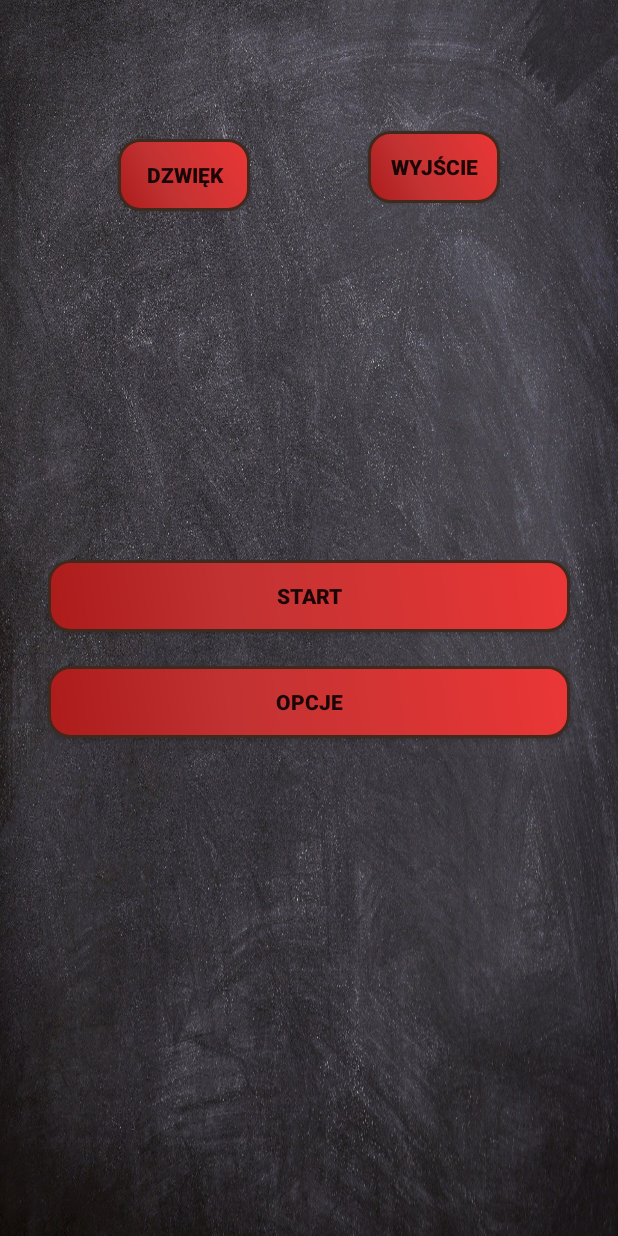
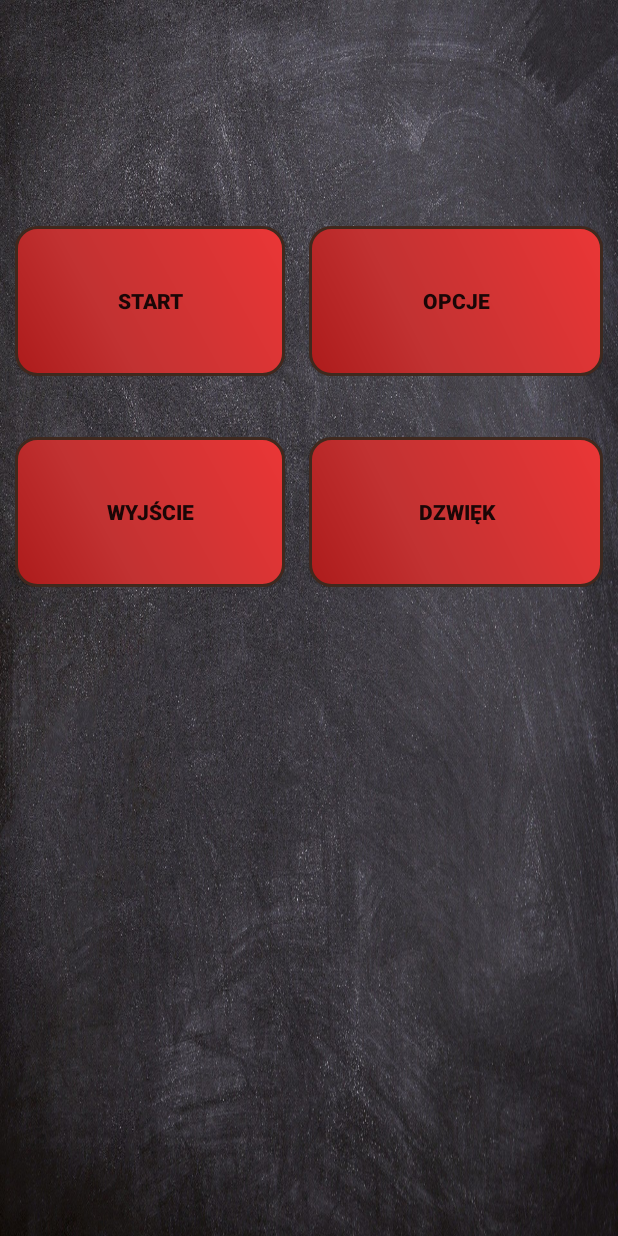
Before and after one commit to mapokr/Math-ENG, an Android app: the MainActivity screen opened directly, with no data from a screen before it, on a phone screen of 412 x 824 dp. Run offline under Robolectric (Android 15) with nearby library versions, the phone set to English and light mode, and no system bars.

Commit message:
change interface and fixed some bug

```diff
--- a/app/src/main/AndroidManifest.xml
+++ b/app/src/main/AndroidManifest.xml
@@ -11,7 +11,6 @@
         android:theme="@style/AppTheme">
         <activity android:name=".equations"></activity>
         <activity android:name=".verbs" />
-        <activity android:name=".trangle" />
         <activity android:name=".cube" />
         <activity android:name=".trapeze" />
         <activity android:name=".rectangle" />
--- a/app/src/main/java/com/example/mathenggame/zadania_matematyka.java
+++ b/app/src/main/java/com/example/mathenggame/zadania_matematyka.java
@@ -187,11 +187,11 @@ public class zadania_matematyka extends SQLiteOpenHelper {
         }
 
         //e_hard
-        String[] pem = {"dolewać oliwy do ognia","ciągle, w kółko","sztuka dla sztuki","zdrów jak ryba","na pierwszy rzut oka","wypadki chodzą po ludziach ","wszystko dobre, co się dobrze kończy" /*do poprawienia*/,"innym razem","w rezultacie","przyznać się do porażki "};
-        String[] oem1 = {"add fuel to the flames","again and again","art for art is sake","where are you dressing?","today is Tuesday","I hid","all is well that ends well","I created a tournament","as a result","how can I do that?"};
+        String[] pem = {"dolewać oliwy do ognia","ciągle, w kółko","sztuka dla sztuki","zdrów jak ryba","na pierwszy rzut oka","wypadki chodzą po ludziach ","Czas leczy rany" ,"innym razem","w rezultacie","przyznać się do porażki "};
+        String[] oem1 = {"add fuel to the flames","again and again","art for art is sake","where are you dressing?","today is Tuesday","I hid","Time heals all wounds","I created a tournament","as a result","how can I do that?"};
         String[] oem2 = {"I love dogs","what are you doing tomorrow","what's your name","will you marry me ?","at first glance","I went out","march out","another time","I do not know what to do","teach me this"};
         String[] oem3 = {"I like you","Hi buddy","you like me?","as right as rain","I run to school","accidents will happen","help me","I lost the tournament","I am refreshed","admit defeat"};
-        String[] poem = {"add fuel to the flames","again and again","art for art is sake","as right as rain","at first glance","accidents will happen","all is well that ends well","another time","as a result","admit defeat"};
+        String[] poem = {"add fuel to the flames","again and again","art for art is sake","as right as rain","at first glance","accidents will happen","Time heals all wounds","another time","as a result","admit defeat"};
         for(int i=0;i<pem .length;i++){
             ctv.put(PYTANIE_,pem [i]);
             ctv.put(ODP_1_,oem1[i]);
@@ -229,7 +229,7 @@ public class zadania_matematyka extends SQLiteOpenHelper {
         public boolean Insert_Result(int w){
             long r=0;
             String pr = " ";
-            if(Opcje.get_state()<3){
+            if(parseInt(loadState())<3){
                 pr = "Matematyka";
             }
             else{
@@ -241,7 +241,7 @@ public class zadania_matematyka extends SQLiteOpenHelper {
 
             ctv.put("PRZEDMIOT",pr);
             ctv.put("WYNIK",w);
-            ctv.put("TRUDNOSC",Opcje.get_state());
+            ctv.put("TRUDNOSC",parseInt(loadState()));
             r= db.insert(NAME7, null, ctv);
 
             if(r==-1){
--- a/app/src/main/res/layout/activity_main.xml
+++ b/app/src/main/res/layout/activity_main.xml
@@ -5,71 +5,78 @@
     android:layout_width="match_parent"
     android:layout_height="match_parent"
     android:background="@drawable/board"
-    tools:context=".MainActivity"
-    android:fitsSystemWindows="true">
+    android:fitsSystemWindows="true"
+
+    tools:context=".MainActivity">
+
+
+    <LinearLayout
+        android:layout_width="match_parent"
+        android:layout_height="wrap_content"
+        android:orientation="horizontal"
+        android:gravity="center"
+        android:padding="10dp"
+        android:weightSum="2"
+        app:layout_constraintBottom_toBottomOf="parent"
+        app:layout_constraintTop_toTopOf="parent"
+        app:layout_constraintVertical_bias="0.200"
+        tools:layout_editor_absoluteX="16dp">
 
 
         <Button
-        android:id="@+id/quit_button"
-        android:layout_width="wrap_content"
-        android:layout_height="wrap_content"
-        android:layout_weight="1"
-
-        android:text="wyjście"
-        android:background="@drawable/button_shape"
-        android:textStyle="bold"
-        app:layout_constraintBottom_toTopOf="@+id/setting_button"
-        app:layout_constraintEnd_toEndOf="parent"
-        app:layout_constraintHorizontal_bias="0.5"
-        app:layout_constraintStart_toEndOf="@+id/sound_button"
-        app:layout_constraintTop_toTopOf="parent"
-        app:layout_constraintVertical_bias="0.221" />
-
-    <Button
-        android:id="@+id/sound_button"
-        android:layout_width="wrap_content"
-        android:layout_height="wrap_content"
+            android:id="@+id/start_button"
+            android:layout_width="match_parent"
+            android:layout_height="100dp"
+            android:layout_marginRight="16dp"
             android:layout_weight="1"
             android:background="@drawable/button_shape"
-        android:textStyle="bold"
-        android:text="Dzwięk"
-        app:layout_constraintBottom_toTopOf="@+id/start_button"
-        app:layout_constraintEnd_toStartOf="@+id/quit_button"
-        app:layout_constraintHorizontal_bias="0.5"
-        app:layout_constraintStart_toStartOf="parent"
-        app:layout_constraintTop_toTopOf="parent"
-        app:layout_constraintVertical_bias="0.285" />
+            android:text="Start"
+            android:textStyle="bold" />
 
         <Button
             android:id="@+id/setting_button"
             android:layout_width="match_parent"
-        android:layout_height="wrap_content"
-        android:layout_marginStart="32dp"
-        android:layout_marginEnd="32dp"
-        android:textStyle="bold"
-        android:layout_marginBottom="332dp"
+            android:layout_height="100dp"
+            android:layout_weight="1"
             android:background="@drawable/button_shape"
             android:text="OPCJE"
+            android:textStyle="bold" />
+
+    </LinearLayout>
+
+    <LinearLayout
+        android:layout_width="match_parent"
+        android:layout_height="wrap_content"
+        android:gravity="center"
+        android:orientation="horizontal"
+        android:padding="10dp"
+        android:weightSum="2"
         app:layout_constraintBottom_toBottomOf="parent"
-        app:layout_constraintEnd_toEndOf="parent"
-        app:layout_constraintHorizontal_bias="0.0"
-        app:layout_constraintStart_toStartOf="parent" />
+        app:layout_constraintTop_toTopOf="parent"
+        app:layout_constraintVertical_bias="0.400"
+        tools:layout_editor_absoluteX="0dp">
 
         <Button
-        android:id="@+id/start_button"
+            android:id="@+id/quit_button"
             android:layout_width="match_parent"
-        android:layout_height="wrap_content"
-        android:layout_marginStart="32dp"
-        android:layout_marginEnd="32dp"
-        android:layout_marginBottom="16dp"
+            android:layout_height="100dp"
+            android:layout_marginRight="16dp"
+            android:layout_weight="1"
+            android:background="@drawable/button_shape"
+            android:text="wyjście"
             android:textStyle="bold"
+             />
+
+        <Button
+            android:id="@+id/sound"
+            android:layout_width="match_parent"
+            android:layout_height="100dp"
+            android:layout_weight="1"
             android:background="@drawable/button_shape"
-        android:text="START"
-        app:layout_constraintBottom_toTopOf="@+id/setting_button"
-        app:layout_constraintEnd_toEndOf="parent"
-        app:layout_constraintHorizontal_bias="0.0"
-        app:layout_constraintStart_toStartOf="parent"
-        app:layout_constraintTop_toBottomOf="@+id/quit_button"
-        app:layout_constraintVertical_bias="0.974" />
+            android:text="Dzwięk"
+            android:textStyle="bold"
+            />
+    </LinearLayout>
+
 
 </androidx.constraintlayout.widget.ConstraintLayout>
--- a/app/src/main/res/layout/activity_opcje.xml
+++ b/app/src/main/res/layout/activity_opcje.xml
@@ -101,7 +101,7 @@
     <Button
         android:id="@+id/save_button"
         android:layout_width="match_parent"
-        android:layout_height="wrap_content"
+        android:layout_height="65dp"
         android:layout_marginStart="64dp"
         android:textStyle="bold"
         android:layout_marginEnd="64dp"
--- a/app/src/main/res/layout/fragment_flip.xml
+++ b/app/src/main/res/layout/fragment_flip.xml
@@ -10,7 +10,7 @@
     <Button
         android:id="@+id/flip_3"
         android:layout_width="match_parent"
-        android:layout_height="wrap_content"
+        android:layout_height="65dp"
         android:layout_marginStart="64dp"
         android:textSize="25dp"
         android:layout_marginTop="250dp"
@@ -25,7 +25,7 @@
     <Button
         android:id="@+id/next_button"
         android:layout_width="match_parent"
-        android:layout_height="wrap_content"
+        android:layout_height="65dp"
         android:layout_marginStart="64dp"
         android:layout_marginTop="64dp"
         android:layout_marginEnd="64dp"
--- a/app/src/main/res/menu/bottom.xml
+++ b/app/src/main/res/menu/bottom.xml
@@ -1,10 +1,10 @@
 <?xml version="1.0" encoding="utf-8"?>
 <menu xmlns:android="http://schemas.android.com/apk/res/android">
 
-<item android:title="Flashcards"
+<item android:title="Fiszki"
 android:id="@+id/Flip"
 android:icon="@drawable/ic_flip_to_back"/>
-<item android:title="theory"
+<item android:title="Teoria"
 android:id="@+id/learn"
 android:icon="@drawable/ic_menu_book"/>
 <item android:title="Quiz"
```
Also changed, not shown: app/src/main/java/com/example/mathenggame/Game_Time.java (+9 -4 lines), app/src/main/res/drawable/button_shape.xml (+0 -27 lines), app/src/main/res/layout/activity_game__time.xml (+18 -19 lines), app/src/main/res/layout/activity_multi_game.xml (+14 -16 lines), app/src/main/res/layout/activity_start.xml (+47 -42 lines), app/src/main/res/layout/fragment_learn.xml (+38 -35 lines), app/src/main/res/layout/fragment_quiz.xml (+7 -7 lines). Lines whose indentation alone changed are shown as unchanged.
